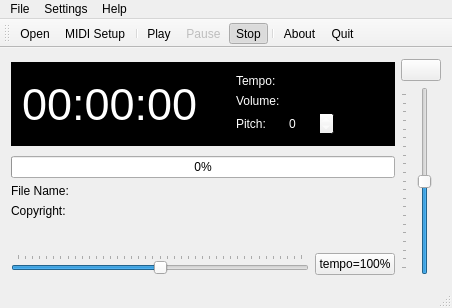
The window that utils/guiplayer/guiplayer.ui (pedrolcl/drumstick) describes before a commit, drawn with Qt 5.
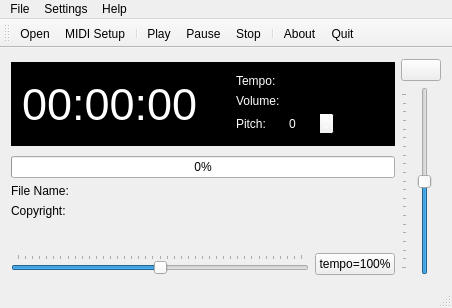
The same window after the commit. Icons and pictures are not drawn.

Commit message: guiplayer: actions, player state

The edit to the form file:
```diff
--- a/utils/guiplayer/guiplayer.ui
+++ b/utils/guiplayer/guiplayer.ui
@@ -563,7 +563,7 @@
     <bool>true</bool>
    </property>
    <property name="enabled">
-    <bool>false</bool>
+    <bool>true</bool>
    </property>
    <property name="icon">
     <iconset resource="guiplayer.qrc">
@@ -580,12 +580,6 @@
    </property>
   </action>
   <action name="actionStop">
-   <property name="checkable">
-    <bool>true</bool>
-   </property>
-   <property name="checked">
-    <bool>true</bool>
-   </property>
    <property name="icon">
     <iconset resource="guiplayer.qrc">
      <normaloff>:/resources/stop.png</normaloff>:/resources/stop.png</iconset>
```
Left out of the diff: 12 changed lines with no effect on the pictures. The commit also changes 2 other files.
